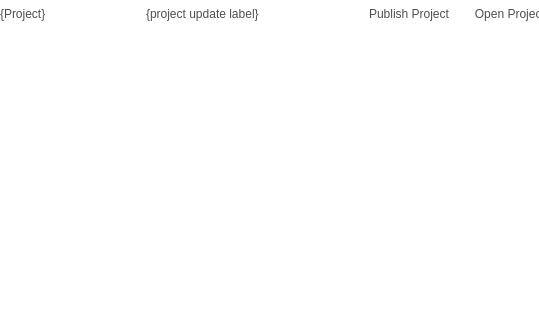
Old version of the form src/configmanager/ui/ui_projectwidget.ui in the repository roam-qgis/Roam; both pictures show x 0 to 539 and y 0 to 320 of the 793 by 667 pixel window.
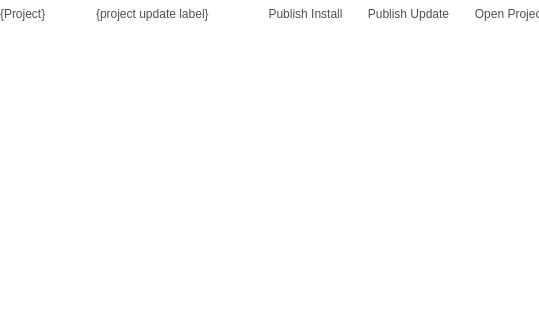
New version of the form. Icons and pictures are not drawn. Custom widgets are drawn as their Qt base class.

Commit message: Add Publish install button.

```diff
--- a/src/configmanager/ui/ui_projectwidget.ui
+++ b/src/configmanager/ui/ui_projectwidget.ui
@@ -532,6 +532,35 @@
         <property name="margin">
          <number>0</number>
         </property>
+        <item>
+         <widget class="QToolButton" name="depolyInstallProjectButton">
+          <property name="sizePolicy">
+           <sizepolicy hsizetype="Fixed" vsizetype="Fixed">
+            <horstretch>0</horstretch>
+            <verstretch>0</verstretch>
+           </sizepolicy>
+          </property>
+          <property name="text">
+           <string>Publish Install</string>
+          </property>
+          <property name="icon">
+           <iconset resource="../../roam/resources.qrc">
+            <normaloff>:/icons/sync</normaloff>:/icons/sync</iconset>
+          </property>
+          <property name="iconSize">
+           <size>
+            <width>24</width>
+            <height>24</height>
+           </size>
+          </property>
+          <property name="toolButtonStyle">
+           <enum>Qt::ToolButtonTextUnderIcon</enum>
+          </property>
+          <property name="autoRaise">
+           <bool>true</bool>
+          </property>
+         </widget>
+        </item>
         <item>
          <widget class="QToolButton" name="depolyProjectButton">
           <property name="sizePolicy">
@@ -541,7 +570,7 @@
            </sizepolicy>
           </property>
           <property name="text">
-           <string>Publish Project</string>
+           <string>Publish Update</string>
           </property>
           <property name="icon">
            <iconset resource="../../roam/resources.qrc">
```
The commit also changes 1 other file.
